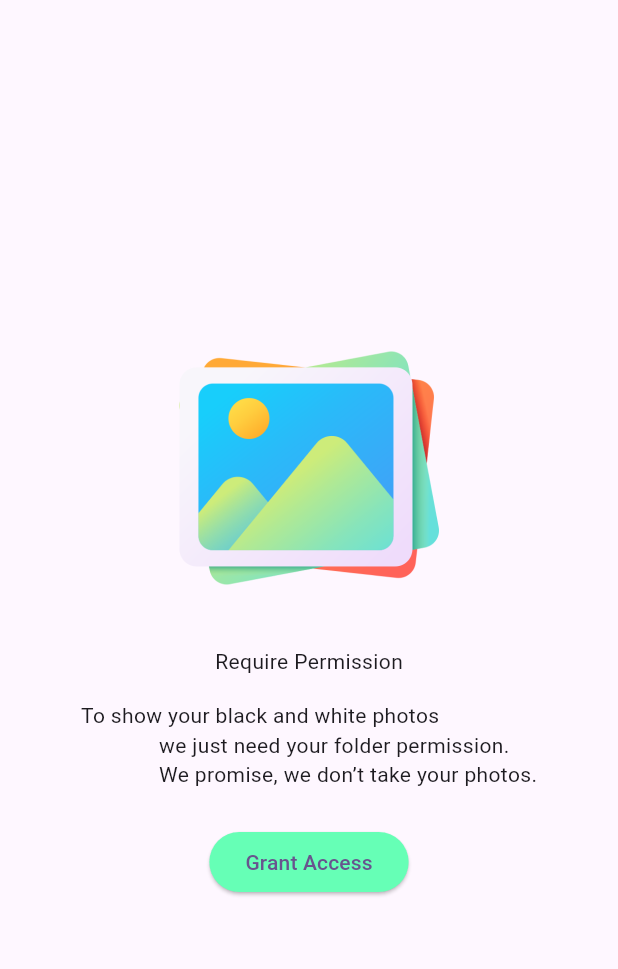
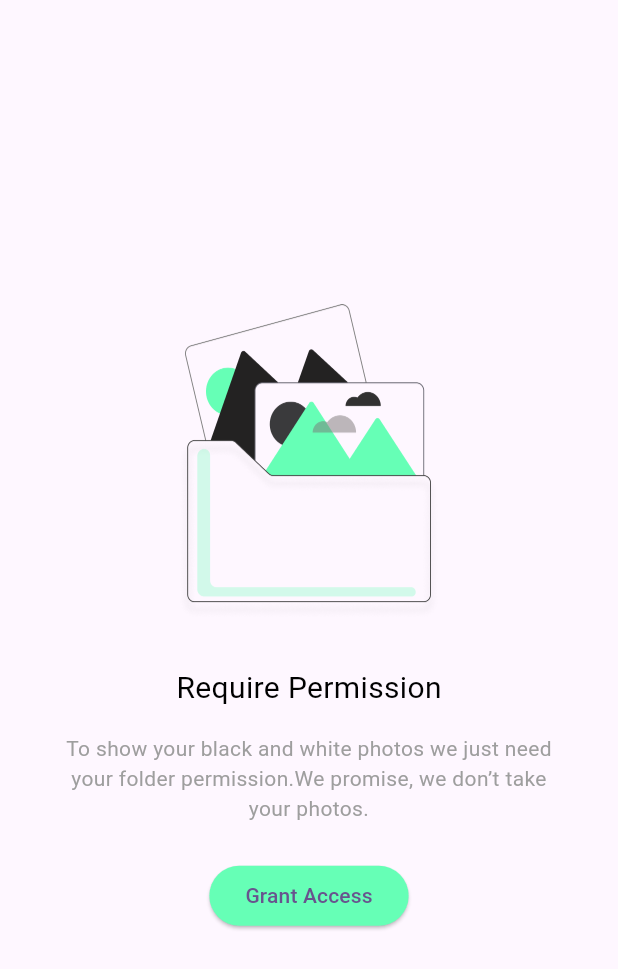
Before and after one commit to Mamun361054/trp_one, a Flutter app: the PermissionPage screen opened directly, on a phone screen of 412 x 824 dp. Shown: the top 969 px of the screen. Run offline on Flutter 3.47's test engine with Material 3 defaults, Android fonts, the phone set to English and light mode, and no system bars; our stand-ins replace equatable, flutter_bloc.

Commit message:
Permission layout design

```diff
--- a/lib/main.dart
+++ b/lib/main.dart
@@ -1,4 +1,5 @@
 import 'package:flutter/material.dart';
+import 'package:trp_one/pages/permission/view/permission_page.dart';
 import 'package:trp_one/pages/splash/view/splash_page.dart';
 
 void main() {
@@ -16,7 +17,7 @@ class MyApp extends StatelessWidget {
         colorScheme: ColorScheme.fromSeed(seedColor: Colors.deepPurple),
         useMaterial3: true,
       ),
-      home: const SplashScreen(),
+      home: const PermissionPage(),
     );
   }
 }
--- a/lib/pages/permission/view/permission_page.dart
+++ b/lib/pages/permission/view/permission_page.dart
@@ -12,19 +12,31 @@ class PermissionPage extends StatelessWidget {
           crossAxisAlignment: CrossAxisAlignment.center,
           children: [
             Image.asset(
-              "assets/images/splash.png",
+              "assets/images/permission.png",
               scale: 3,
             ),
             const SizedBox(
               height: 32.0,
             ),
-            const Text('Require Permission'),
+            const Text(
+              'Require Permission',
+              style: TextStyle(
+                  fontSize: 20.0,
+                  fontWeight: FontWeight.w400,
+                  color: Colors.black),
+            ),
             const SizedBox(
               height: 16.0,
             ),
-            const Text('''To show your black and white photos
-              we just need your folder permission.
-              We promise, we don’t take your photos.'''),
+            const Padding(
+              padding: EdgeInsets.symmetric(horizontal: 32.0),
+              child: Text('To show your black and white photos we just need your folder permission.We promise, we don’t take your photos.',
+                  textAlign: TextAlign.center,
+                  style: TextStyle(
+                      fontSize: 14.0,
+                      fontWeight: FontWeight.w400,
+                      color: Colors.grey)),
+            ),
             const SizedBox(
               height: 24.0,
             ),
--- a/lib/pages/splash/bloc/splash_bloc.dart
+++ b/lib/pages/splash/bloc/splash_bloc.dart
@@ -1,5 +1,7 @@
 import 'package:flutter/cupertino.dart';
+import 'package:flutter/material.dart';
 import 'package:flutter_bloc/flutter_bloc.dart';
+import 'package:trp_one/pages/permission/view/permission_page.dart';
 import 'package:trp_one/pages/splash/bloc/splash_state.dart';
 
 class SplashBloc extends Cubit<SplashState> {
@@ -8,8 +10,8 @@ class SplashBloc extends Cubit<SplashState> {
   }
 
   void initSplash(BuildContext context) {
-    Future.delayed(const Duration(seconds: 2), () async {
-
+    Future.delayed(const Duration(seconds: 2), () {
+      Navigator.pushReplacement(context, MaterialPageRoute(builder: (_)=> const PermissionPage()));
     });
   }
 }
--- a/lib/pages/splash/view/splash_page.dart
+++ b/lib/pages/splash/view/splash_page.dart
@@ -12,6 +12,7 @@ class SplashScreen extends StatefulWidget {
 class _SplashScreenState extends State<SplashScreen> {
   @override
   Widget build(BuildContext context) {
+
     return BlocProvider(
       create: (context) => SplashBloc(context: context),
       child: Scaffold(
```
Also changed, not shown: assets/images/permission.png (added).
